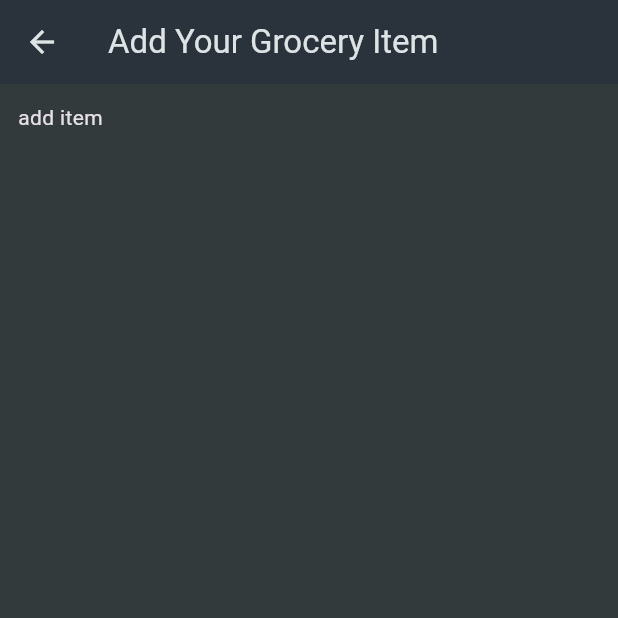
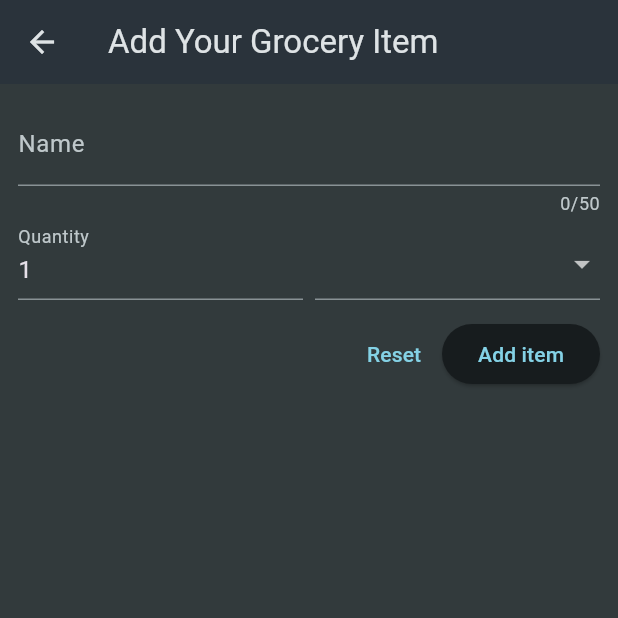
Before and after one commit to Nagaaswin/shopping_list, a Flutter app: the AddGroceryItem screen opened directly, on a phone screen of 412 x 824 dp, the top half of it. Run offline on Flutter 3.47's test engine with Material 3 defaults, Android fonts, the phone set to English and light mode, and no system bars.

Commit message:
developed add grocery item UI

```diff
--- a/lib/widgets/add_grocery_item_widget.dart
+++ b/lib/widgets/add_grocery_item_widget.dart
@@ -1,4 +1,6 @@
 import 'package:flutter/material.dart';
+
+import '../data/categories_data.dart';
 
 class AddGroceryItem extends StatefulWidget {
   const AddGroceryItem({super.key});
@@ -16,9 +18,81 @@ class _AddGroceryItemState extends State<AddGroceryItem> {
       appBar: AppBar(
         title: const Text('Add Your Grocery Item'),
       ),
-      body: const Padding(
-        padding: EdgeInsets.all(12),
-        child: Text('add item'),
+      body: Padding(
+        padding: const EdgeInsets.all(12),
+        child: Form(
+          child: Column(
+            children: [
+              TextFormField(
+                maxLength: 50,
+                decoration: const InputDecoration(
+                  label: Text('Name'),
+                ),
+                validator: (value) {
+                  return 'Testing';
+                },
+              ),
+              Row(
+                crossAxisAlignment: CrossAxisAlignment.end,
+                children: [
+                  Expanded(
+                    child: TextFormField(
+                      decoration: const InputDecoration(
+                        label: Text('Quantity'),
+                      ),
+                      initialValue: '1',
+                    ),
+                  ),
+                  const SizedBox(
+                    width: 8,
+                  ),
+                  Expanded(
+                    child: DropdownButtonFormField(
+                      items: [
+                        for (final category in categories.entries)
+                          DropdownMenuItem(
+                            value: category.value,
+                            child: Row(
+                              children: [
+                                Container(
+                                  width: 8,
+                                  height: 8,
+                                  color: category.value.color,
+                                ),
+                                const SizedBox(
+                                  width: 6,
+                                ),
+                                Text(
+                                  category.value.name,
+                                ),
+                              ],
+                            ),
+                          )
+                      ],
+                      onChanged: (value) {},
+                    ),
+                  ),
+                ],
+              ),
+              const SizedBox(
+                height: 12,
+              ),
+              Row(
+                mainAxisAlignment: MainAxisAlignment.end,
+                children: [
+                  TextButton(
+                    onPressed: () {},
+                    child: const Text('Reset'),
+                  ),
+                  ElevatedButton(
+                    onPressed: () {},
+                    child: const Text('Add item'),
+                  ),
+                ],
+              )
+            ],
+          ),
+        ),
       ),
     );
   }
```
